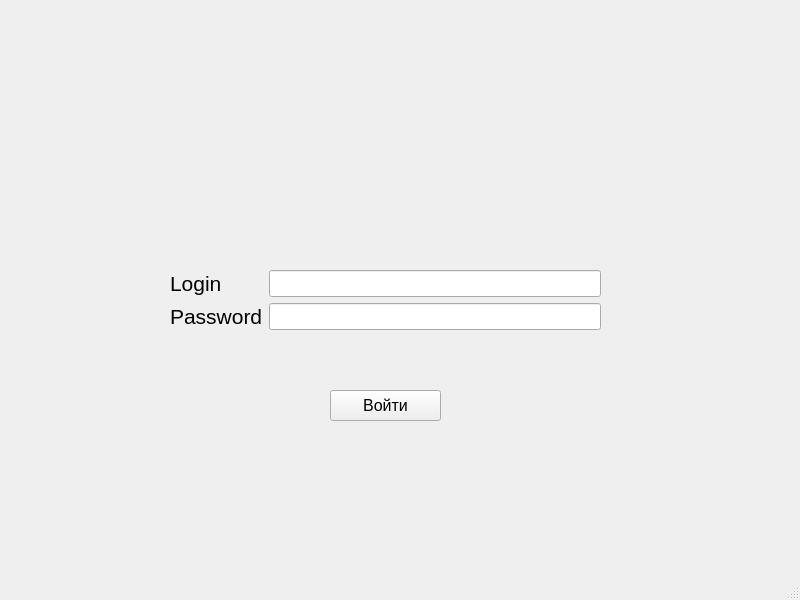
Above: start.ui from vnikolaenko-dev/App-for-students before the change. Below: the same form after it.
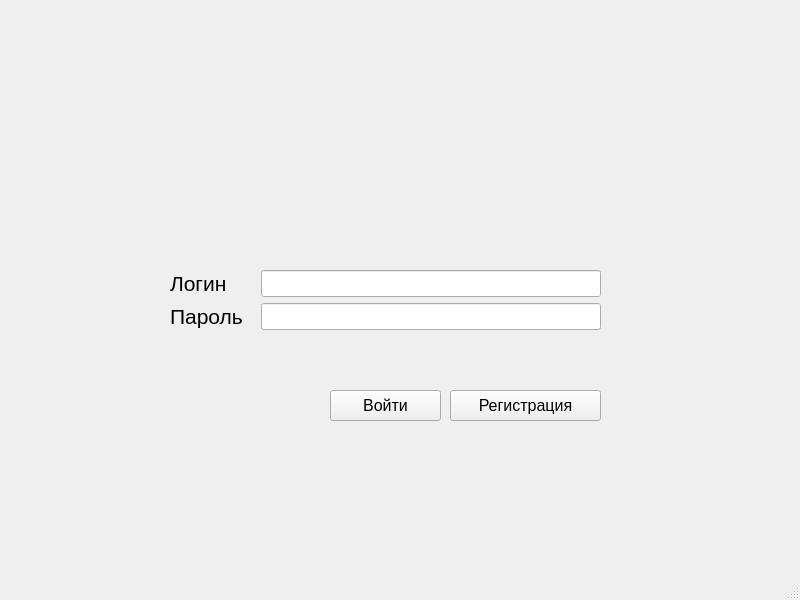
That is the form after the change.

```diff
--- a/start.ui
+++ b/start.ui
@@ -50,7 +50,7 @@
         </font>
        </property>
        <property name="text">
-        <string>Login</string>
+        <string>Логин</string>
        </property>
       </widget>
      </item>
@@ -62,7 +62,7 @@
         </font>
        </property>
        <property name="text">
-        <string>Password</string>
+        <string>Пароль  </string>
        </property>
       </widget>
      </item>
@@ -109,6 +109,19 @@
      <string/>
     </property>
    </widget>
+   <widget class="QPushButton" name="pushButton_2">
+    <property name="geometry">
+     <rect>
+      <x>450</x>
+      <y>390</y>
+      <width>151</width>
+      <height>31</height>
+     </rect>
+    </property>
+    <property name="text">
+     <string>Регистрация</string>
+    </property>
+   </widget>
   </widget>
   <widget class="QMenuBar" name="menubar">
    <property name="geometry">
```
Left out of the diff: 6 changed lines with no effect on the pictures.
